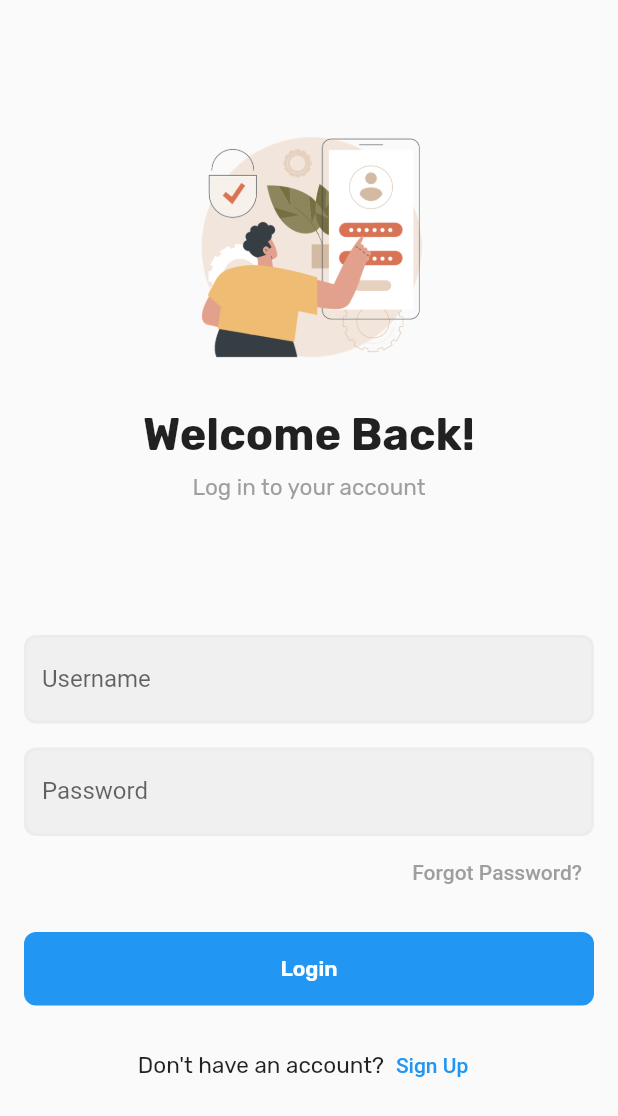
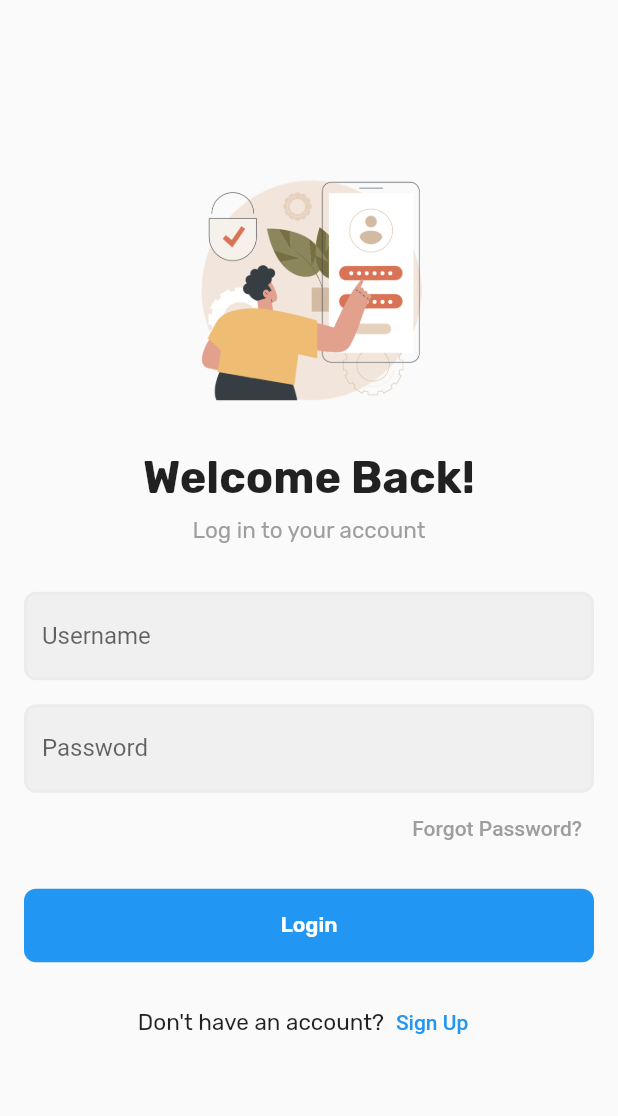
Before and after one commit to SodaraSou/Profiling-App, a Flutter app: the screen it shows after launch, on a phone screen of 412 x 824 dp. Shown: the top 1116 px of the screen. Run offline on Flutter 3.47's test engine with Material 2 defaults, Android fonts, the phone set to English and light mode, and no system bars; our stand-ins replace get, google_fonts.

Commit message:
Minor fixed

```diff
--- a/lib/page/auth/sign_in/sign_in_view.dart
+++ b/lib/page/auth/sign_in/sign_in_view.dart
@@ -15,7 +15,7 @@ class SignInView extends GetView<SignInController> {
             child: SizedBox(
               height: Get.height,
               child: Column(
-                mainAxisAlignment: MainAxisAlignment.spaceEvenly,
+                mainAxisAlignment: MainAxisAlignment.center,
                 children: [
                   Column(
                     mainAxisAlignment: MainAxisAlignment.center,
@@ -46,6 +46,9 @@ class SignInView extends GetView<SignInController> {
                         ),
                       ),
                     ],
+                  ),
+                  const SizedBox(
+                    height: kPadding * 4,
                   ),
                   Container(
                     padding: const EdgeInsets.only(
```
